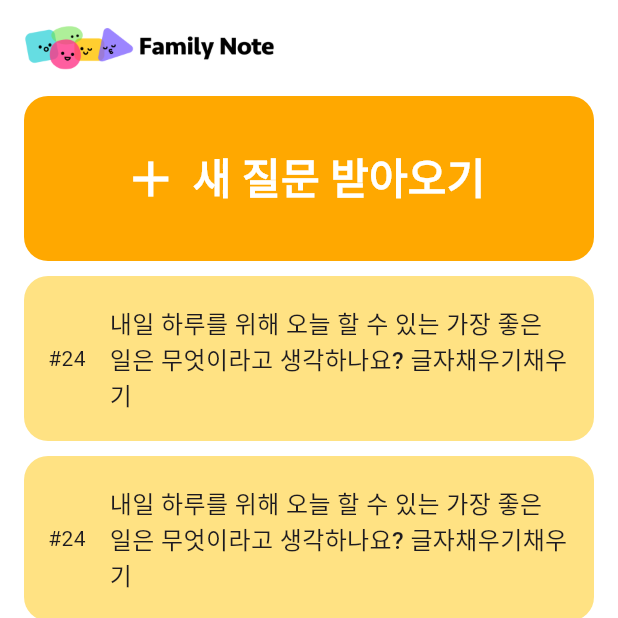
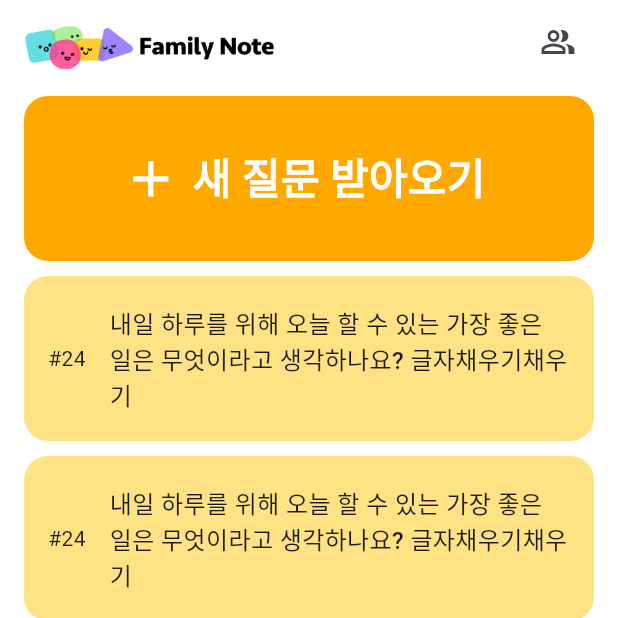
Before and after one commit to bluekmky1/family_note_app, a Flutter app: the HomeView screen opened by its route, on a phone screen of 412 x 824 dp, the top half of it. Run offline on Flutter 3.47's test engine with Material 3 defaults, Android fonts, the phone set to English and light mode, and no system bars; our stand-ins replace dio, equatable, flutter_riverpod, go_router, pretty_dio_logger, retrofit; generated files the repository leaves out were written again; Roboto replaces fonts that are missing (Pretendard).

```diff
--- a/lib/ui/home/home_view.dart
+++ b/lib/ui/home/home_view.dart
@@ -9,13 +9,83 @@ class HomeView extends StatelessWidget {
   const HomeView({super.key});
 
   @override
-  Widget build(BuildContext context) => Scaffold(
+  Widget build(BuildContext context) {
+    final GlobalKey<ScaffoldState> scaffoldKey = GlobalKey<ScaffoldState>();
+    return Scaffold(
+      key: scaffoldKey,
       appBar: AppBar(
         scrolledUnderElevation: 0,
         titleSpacing: 0,
         title: Image.asset(
           Assets.logoHorizon,
           height: 56,
+        ),
+        actions: <Widget>[
+          Padding(
+            padding: const EdgeInsets.only(right: 16.0),
+            child: IconButton(
+              onPressed: () {
+                scaffoldKey.currentState?.openEndDrawer();
+              },
+              icon: const Icon(Icons.people_alt_outlined),
+            ),
+          ),
+        ],
+      ),
+      endDrawer: Drawer(
+        backgroundColor: const Color(0XFFFF5372),
+        shape: const RoundedRectangleBorder(
+          borderRadius: BorderRadius.only(
+            topLeft: Radius.circular(200),
+            bottomLeft: Radius.circular(20),
+          ),
+        ),
+        child: Padding(
+          padding: const EdgeInsets.all(20),
+          child: Column(
+            crossAxisAlignment: CrossAxisAlignment.start,
+            children: <Widget>[
+              const SizedBox(height: 200),
+              Expanded(
+                  child: Column(
+                crossAxisAlignment: CrossAxisAlignment.start,
+                children: <Widget>[
+                  Text(
+                    'bluekmky\n의 가족',
+                    style: Typo.hBold24.copyWith(color: Colors.white),
+                  ),
+                  const SizedBox(
+                    height: 8,
+                  ),
+                  SingleChildScrollView(
+                    child: Column(
+                      crossAxisAlignment: CrossAxisAlignment.start,
+                      children: <Widget>[
+                        ...List<Widget>.generate(
+                          4,
+                          (int index) => Padding(
+                            padding: const EdgeInsets.symmetric(vertical: 8),
+                            child: Text(
+                              'bluekmky',
+                              style: Typo.hBold16.copyWith(color: Colors.white),
+                            ),
+                          ),
+                        )
+                      ],
+                    ),
+                  ),
+                ],
+              )),
+              Align(
+                alignment: Alignment.bottomLeft,
+                child: Container(
+                  margin: const EdgeInsets.only(left: 10),
+                  constraints: const BoxConstraints(maxWidth: 80),
+                  child: Image.asset(Assets.face),
+                ),
+              ),
+            ],
+          ),
         ),
       ),
       body: SafeArea(
@@ -66,6 +136,7 @@ class HomeView extends StatelessWidget {
         ),
       ),
     );
+  }
 }
 
 class LoadNewQuestionButtonWidget extends StatelessWidget {
```
Lines whose indentation alone changed are shown as unchanged.
